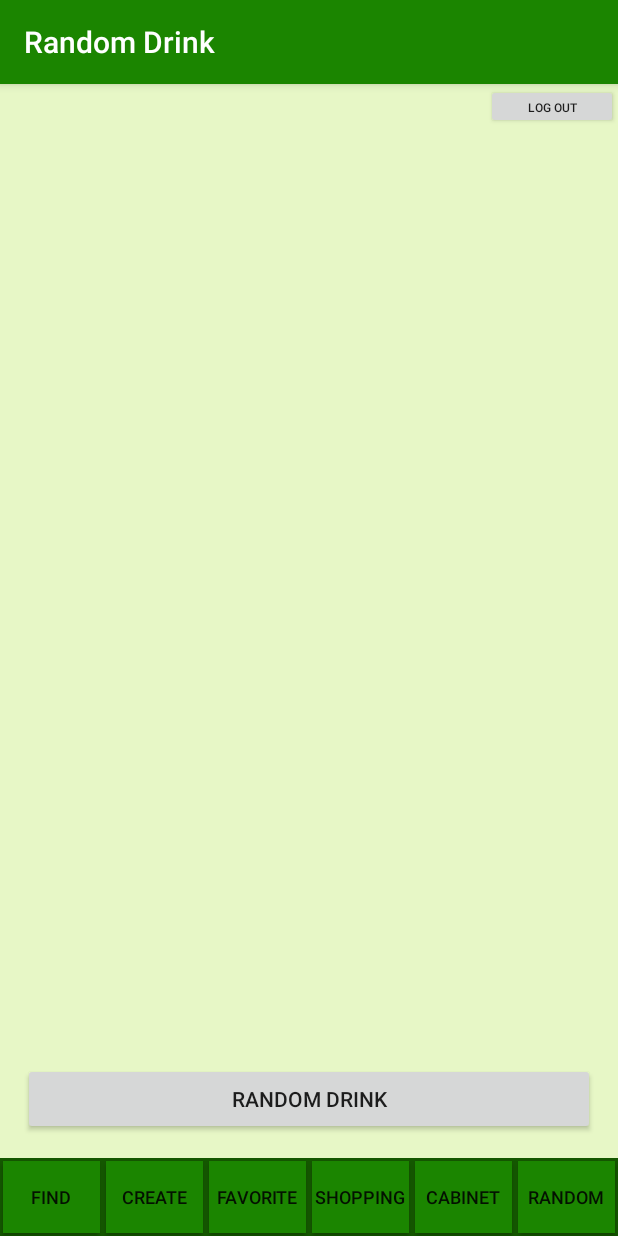
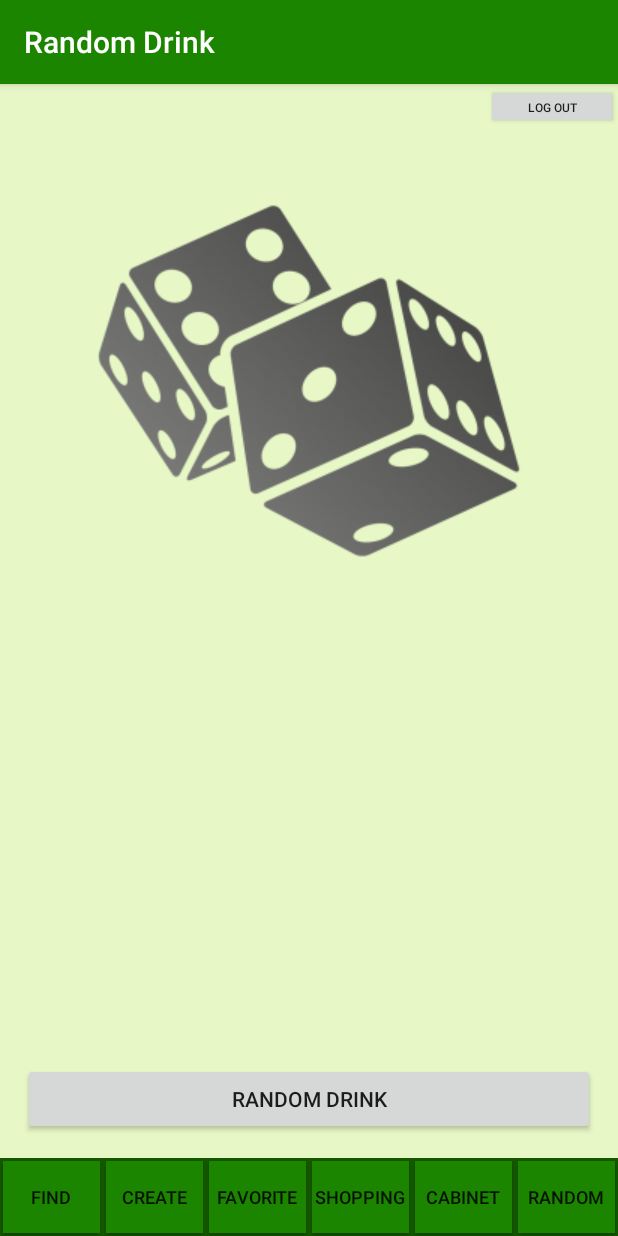
Before and after one commit to TO-DO-WIN/MixMev2, an Android app: the RandomActivity screen opened directly, with no data from a screen before it, on a phone screen of 412 x 824 dp. Run offline under Robolectric (Android 15) with nearby library versions, the phone set to English and light mode, and no system bars; our stand-ins replace Firebase (no records; nobody signed in at launch, a user with empty details on screens opened directly).

Commit message:
Added rondom img

```diff
--- a/app/src/main/res/layout/activity_random.xml
+++ b/app/src/main/res/layout/activity_random.xml
@@ -33,6 +33,14 @@
         app:layout_constraintLeft_toLeftOf="parent"
         app:layout_constraintRight_toRightOf="parent"
         />
-
+    <ImageView
+        android:layout_width="match_parent"
+        android:layout_height="396dp"
+        android:layout_alignParentLeft="true"
+        android:layout_alignParentTop="true"
+        android:layout_margin="0dp"
+        android:padding="0dp"
+        android:scaleType="center"
+        android:src="@drawable/random_img" />
 
 </android.support.constraint.ConstraintLayout>
```
Also changed, not shown: app/src/main/res/layout/random_guest.xml (+9 -0 lines), app/src/main/res/drawable/random_img.png (added).
